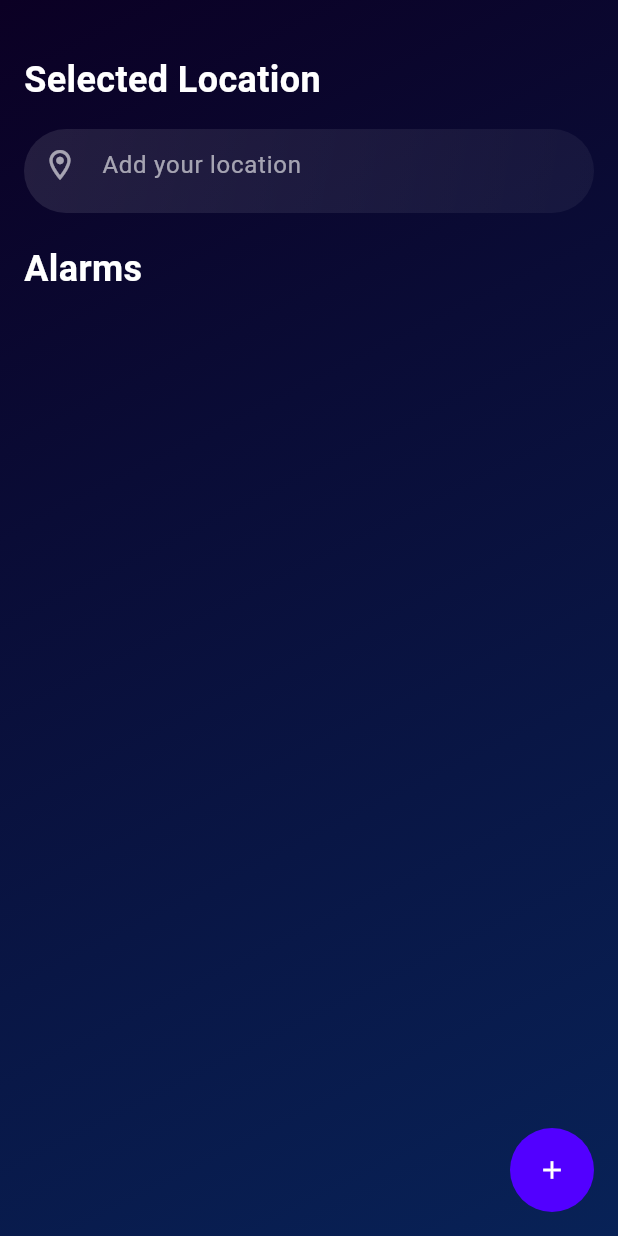
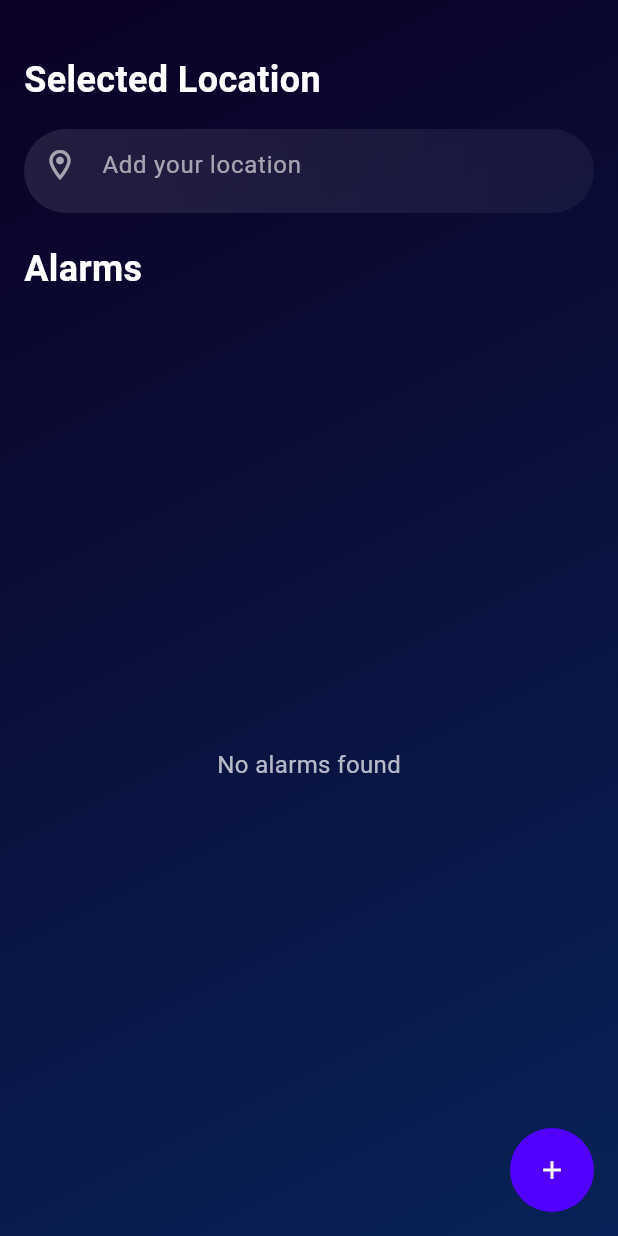
Before and after one commit to takiul-sumon/Task01, a Flutter app: the HomePage screen opened directly, on a phone screen of 412 x 824 dp. Run offline on Flutter 3.47's test engine with Material 3 defaults, Android fonts, the phone set to English and light mode, and no system bars; our stand-ins replace flutter_local_notifications, flutter_screenutil, location, timezone.

Commit message:
empty list text added

```diff
--- a/lib/features/home_page.dart
+++ b/lib/features/home_page.dart
@@ -74,7 +74,6 @@ class _HomePageState extends State<HomePage> {
                         fontSize: 16,
                       ),
 
-                      // 👇 THIS fixes vertical centering
                       contentPadding: const EdgeInsets.symmetric(vertical: 0),
 
                       prefixIcon: Icon(
@@ -99,13 +98,25 @@ class _HomePageState extends State<HomePage> {
 
                 const SizedBox(height: 15),
                 Expanded(
-                  child: ListView.builder(
+                  child: _alarms.isEmpty
+                      ? const Center(
+                          child: Text(
+                            'No alarms found',
+                            style: TextStyle(
+                              color: Colors.white70,
+                              fontSize: 16,
+                            ),
+                          ),
+                        )
+                      : ListView.builder(
                           itemCount: _alarms.length,
                           itemBuilder: (context, index) {
                             final alarm = _alarms[index];
 
                             return AlarmTile(
-                        time: DateFormat('hh:mm a').format(alarm.dateTime),
+                              time: DateFormat(
+                                'hh:mm a',
+                              ).format(alarm.dateTime),
                               date: DateFormat(
                                 'EEE dd MMM yyyy',
                               ).format(alarm.dateTime),
```
Lines whose indentation alone changed are shown as unchanged.
